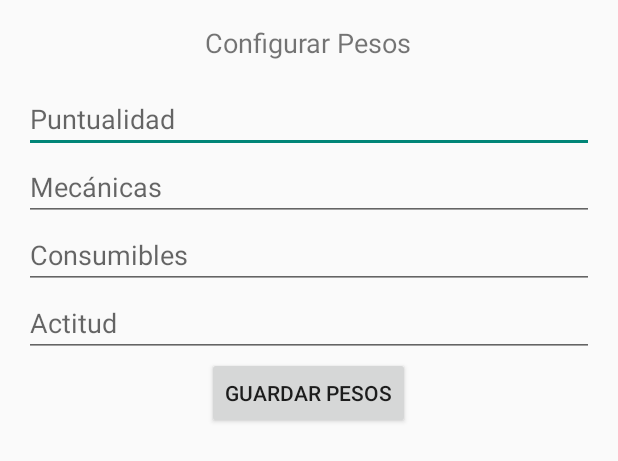
After one commit to LuisRamirezdeVerger/RaidScorerWoW, an Android app built with Jetpack Compose: the layout configure_weights.xml on its own in the app's theme, with its tools: preview values and no code run, on a phone screen of 412 x 824 dp. The commit adds this screen. Shown: the top 461 px of the screen. Run offline under Robolectric (Android 15) with nearby library versions, the light colour scheme and no system bars.

Commit message:
proyect completely organized to new structure

```diff
--- a/app/src/main/java/com/wito/raidscorerapp/MainActivity.kt
+++ b/app/src/main/java/com/wito/raidscorerapp/MainActivity.kt
@@ -77,7 +77,7 @@ fun MainNavGraph(){
                 onAddPlayer = {player ->
                     players.add(player)
                     JsonUtils.savePlayersToFile(context, players)
-                    println("Jugador agregado: ${player.nombre}, ${player.clase}, ${player.especializacion}")
+                    println("Jugador agregado: ${player.name}, ${player.classWoW}, ${player.specialization}")
             })
         }
         composable("list players") {
@@ -99,7 +99,7 @@ fun MainNavGraph(){
             arguments = listOf(navArgument("playerName") {type = NavType.StringType })
         ) { backStackEntry ->
             val playerName = backStackEntry.arguments?.getString("playerName")
-            val player = players.find { it.nombre == playerName }
+            val player = players.find { it.name == playerName }
             if (player != null){
                 PlayerDetailScreen(
                     player = player,
@@ -114,7 +114,7 @@ fun MainNavGraph(){
             arguments = listOf(navArgument("playerName") { type = NavType.StringType })
         ){ backStackEntry ->
             val playerName = backStackEntry.arguments?.getString("playerName")
-            val player = players.find { it.nombre == playerName }
+            val player = players.find { it.name == playerName }
            if (player != null){
                EditPlayerScreen(
                    player = player,
--- /dev/null
+++ b/app/src/main/res/layout/configure_weights.xml
@@ -0,0 +1,50 @@
+<?xml version="1.0" encoding="utf-8"?>
+<LinearLayout xmlns:android="http://schemas.android.com/apk/res/android"
+    android:layout_width="match_parent"
+    android:layout_height="match_parent"
+    android:orientation="vertical"
+    android:padding="16dp">
+
+    <TextView
+        android:layout_width="wrap_content"
+        android:layout_height="wrap_content"
+        android:text="Configurar Pesos"
+        android:textSize="18sp"
+        android:layout_gravity="center_horizontal"
+        android:layout_marginBottom="16dp"/>
+
+    <EditText
+        android:id="@+id/editPunctuality"
+        android:layout_width="match_parent"
+        android:layout_height="wrap_content"
+        android:hint="Puntualidad"
+        android:inputType="numberDecimal"/>
+
+    <EditText
+        android:id="@+id/editMechanics"
+        android:layout_width="match_parent"
+        android:layout_height="wrap_content"
+        android:hint="Mecánicas"
+        android:inputType="numberDecimal"/>
+
+    <EditText
+        android:id="@+id/editConsumables"
+        android:layout_width="match_parent"
+        android:layout_height="wrap_content"
+        android:hint="Consumibles"
+        android:inputType="numberDecimal"/>
+
+    <EditText
+        android:id="@+id/editAttitude"
+        android:layout_width="match_parent"
+        android:layout_height="wrap_content"
+        android:hint="Actitud"
+        android:inputType="numberDecimal"/>
+
+    <Button
+        android:id="@+id/buttonSaveWeights"
+        android:layout_width="wrap_content"
+        android:layout_height="wrap_content"
+        android:text="Guardar Pesos"
+        android:layout_gravity="center_horizontal"/>
+</LinearLayout>
```
Also changed, not shown: app/src/main/java/com/wito/raidscorerapp/screens/PlayerListScreen.kt (+9 -8 lines).
